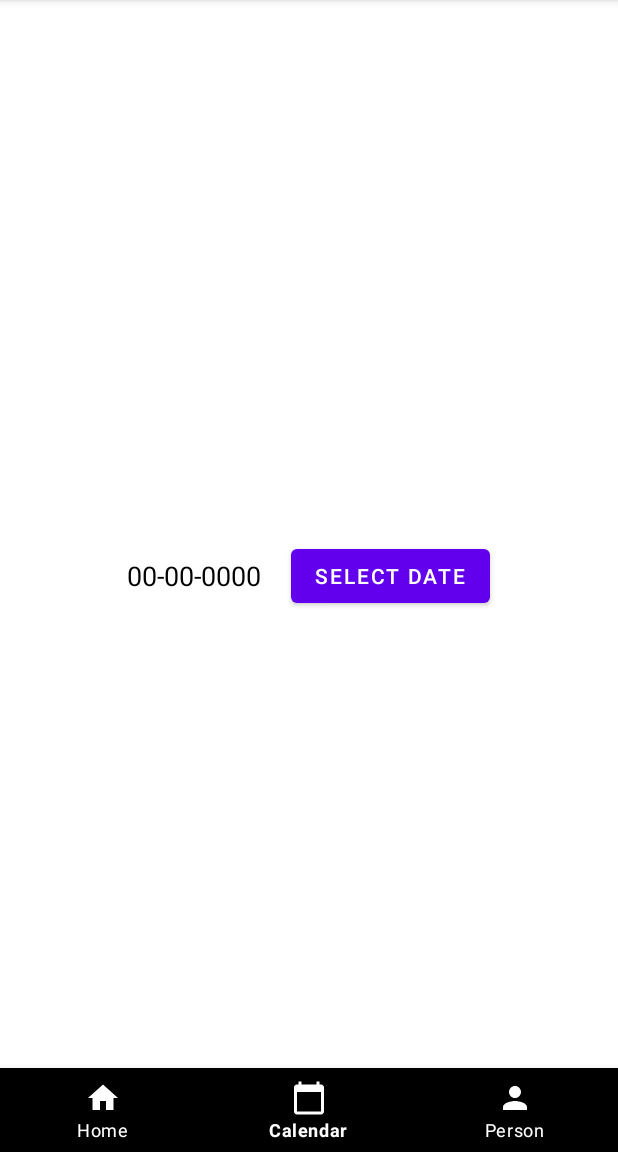
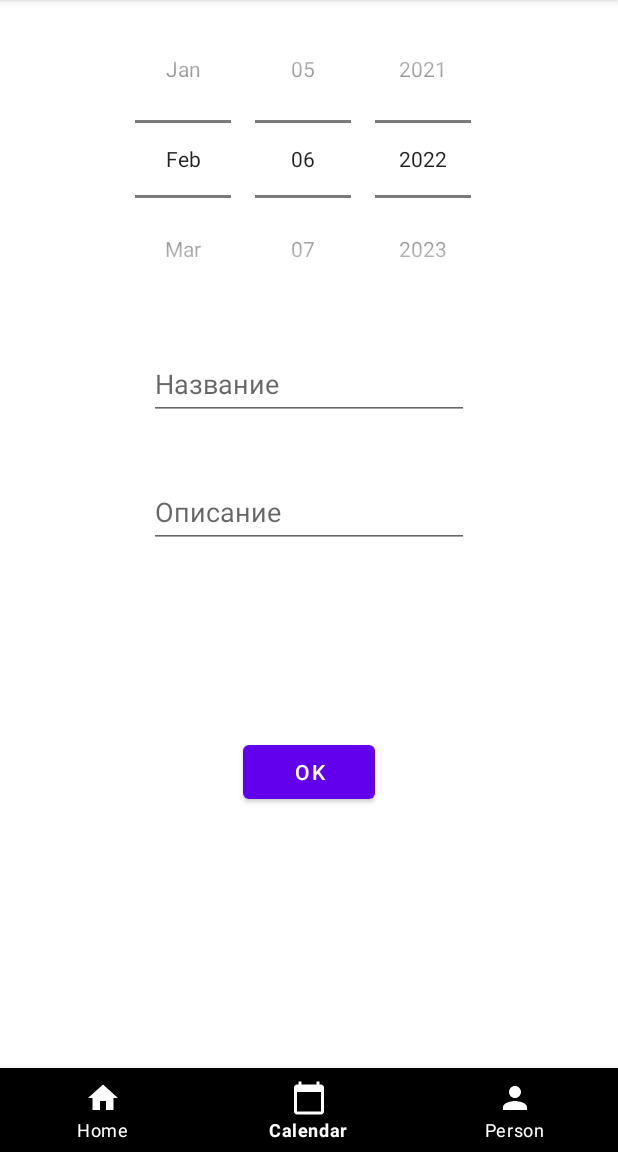
Before and after one commit to Morkva-morkoy/MVP, an Android app: the screen it shows after launch (MainActivity), item 2 of the bottom bar chosen, on a phone screen of 412 x 824 dp, the part 84-1236 px from its top. Run offline under Robolectric (Android 15) with nearby library versions, the phone set to English and light mode, and no system bars; Roboto replaces fonts that are not available here.

Commit message:
mostly mvp

```diff
--- a/app/build.gradle
+++ b/app/build.gradle
@@ -1,6 +1,9 @@
 plugins {
     id 'com.android.application'
     id 'kotlin-android'
+    id 'kotlin-android-extensions'
+
+
 }
 
 android {
--- a/app/src/main/java/com/example/myapplication/CalendarActivity.kt
+++ /dev/null
@@ -1,4 +0,0 @@
-package com.example.myapplication
-
-class CalendarActivity {
-}
--- a/app/src/main/java/com/example/myapplication/MainActivity.kt
+++ b/app/src/main/java/com/example/myapplication/MainActivity.kt
@@ -1,26 +1,36 @@
 package com.example.myapplication
+import android.graphics.Color
 import java.util.*
 import androidx.appcompat.app.AppCompatActivity
 import android.os.Bundle
+import android.util.TypedValue
+import android.view.ViewGroup
 import android.widget.Button
+import android.widget.*
+import android.widget.DatePicker
 import android.widget.TextView
+import android.widget.Toast
 import androidx.fragment.app.Fragment
 import com.example.myapplication.fragments.CalendarFragment
 import com.example.myapplication.fragments.HomeFragment
 import com.example.myapplication.fragments.PersonFragment
+import kotlinx.android.synthetic.main.fragment_calendar.*
 
 class MainActivity : AppCompatActivity() {
     private lateinit var a: com.google.android.material.bottomnavigation.BottomNavigationView
-    private lateinit var Date: TextView
-    private lateinit var btSelect: Button
-    lateinit var datePicker: DatePickerHelper
     override fun onCreate(savedInstanceState: Bundle?) {
         super.onCreate(savedInstanceState)
-        setContentView(R.layout.fragment_calendar)
-        btSelect = findViewById(R.id.btSelectDate)
-        Date = findViewById(R.id.tvDate)
-        datePicker = DatePickerHelper(this, true)
 
+//        val datePicker = findViewById<DatePicker>(R.id.date_Picker)
+//        val today = Calendar.getInstance()
+//        datePicker.init(today.get(Calendar.YEAR), today.get(Calendar.MONTH),
+//            today.get(Calendar.DAY_OF_MONTH)
+//
+//        ) { view, year, month, day ->
+//            val month = month + 1
+//            val msg = "You Selected: $day/$month/$year"
+//            Toast.makeText(this@MainActivity, msg, Toast.LENGTH_SHORT).show()
+//        }
         setContentView(R.layout.activity_main)
 
 
@@ -29,10 +39,10 @@ class MainActivity : AppCompatActivity() {
         val homeFragment = HomeFragment()
         val calendarFragment = CalendarFragment()
         val personFragment = PersonFragment()
-        btSelect.setOnClickListener {
-            var a = "ds"
-            var b = "dasdsa"
-        }
+//        btSelect.setOnClickListener {
+//            var a = "ds"
+//            var b = "dasdsa"
+//        }
         makeCurrentFragment(homeFragment)
         a.setOnNavigationItemSelectedListener {
             when (it.itemId){
@@ -45,20 +55,20 @@ class MainActivity : AppCompatActivity() {
         }
 
     }
-    private fun showDatePickerDialog() {
-        val cal = Calendar.getInstance()
-        val d = cal.get(Calendar.DAY_OF_MONTH)
-        val m = cal.get(Calendar.MONTH)
-        val y = cal.get(Calendar.YEAR)
-        datePicker.showDialog(d, m, y, object : DatePickerHelper.Callback {
-            override fun onDateSelected(dayofMonth: Int, month: Int, year: Int) {
-                val dayStr = if (dayofMonth < 10) "0${dayofMonth}" else "${dayofMonth}"
-                val mon = month + 1
-                val monthStr = if (mon < 10) "0${mon}" else "${mon}"
-                Date.text = "${dayStr}-${monthStr}-${year}"
-            }
-        })
-    }
+//    private fun showDatePickerDialog() {
+//        val cal = Calendar.getInstance()
+//        val d = cal.get(Calendar.DAY_OF_MONTH)
+//        val m = cal.get(Calendar.MONTH)
+//        val y = cal.get(Calendar.YEAR)
+//        datePicker.showDialog(d, m, y, object : DatePickerHelper.Callback {
+//            override fun onDateSelected(dayofMonth: Int, month: Int, year: Int) {
+//                val dayStr = if (dayofMonth < 10) "0${dayofMonth}" else "${dayofMonth}"
+//                val mon = month + 1
+//                val monthStr = if (mon < 10) "0${mon}" else "${mon}"
+//                Date.text = "${dayStr}-${monthStr}-${year}"
+//            }
+//        })
+//    }
 
     private fun makeCurrentFragment(fragment: Fragment) =
         supportFragmentManager.beginTransaction().apply {
--- a/app/src/main/java/com/example/myapplication/fragments/CalendarFragment.kt
+++ b/app/src/main/java/com/example/myapplication/fragments/CalendarFragment.kt
@@ -1,11 +1,33 @@
 package com.example.myapplication.fragments
 
+import android.annotation.SuppressLint
+import android.graphics.Color
 import android.os.Bundle
+import android.util.TypedValue
 import androidx.fragment.app.Fragment
 import android.view.LayoutInflater
 import android.view.View
 import android.view.ViewGroup
+import android.widget.*
 import com.example.myapplication.R
+import java.util.*
+import kotlinx.android.synthetic.main.fragment_calendar.*
+import java.time.Month
+import java.time.Year
+import android.util.Log
+
+import android.widget.EditText
+
+import android.widget.LinearLayout
+import android.widget.ArrayAdapter
+
+import android.widget.ListView
+
+
+
+
+
+
 
 // TODO: Rename parameter arguments, choose names that match
 // the fragment initialization parameters, e.g. ARG_ITEM_NUMBER
@@ -21,9 +43,12 @@ class CalendarFragment : Fragment() {
     // TODO: Rename and change types of parameters
     private var param1: String? = null
     private var param2: String? = null
+    private lateinit var name: EditText
 
     override fun onCreate(savedInstanceState: Bundle?) {
         super.onCreate(savedInstanceState)
+
+
         arguments?.let {
             param1 = it.getString(ARG_PARAM1)
             param2 = it.getString(ARG_PARAM2)
@@ -34,10 +59,42 @@ class CalendarFragment : Fragment() {
         inflater: LayoutInflater, container: ViewGroup?,
         savedInstanceState: Bundle?
     ): View? {
+
         // Inflate the layout for this fragment
-        return inflater.inflate(R.layout.fragment_calendar, container, false)
+        val datePicker = inflater!!.inflate(R.layout.fragment_calendar, container, false)
+        val home = inflater!!.inflate(R.layout.fragment_home, container, false)
+        return datePicker
+        return home
     }
 
+    @SuppressLint("CutPasteId")
+    override fun onViewCreated(view: View, savedInstanceState: Bundle?) {
+        super.onViewCreated(view, savedInstanceState)
+        var but = view.findViewById<Button>(R.id.button)
+        var name = view.findViewById<EditText>(R.id.editTextTextPersonName)
+        var description = view.findViewById<EditText>(R.id.editTextTextPersonName2)
+        val today = Calendar.getInstance()
+        val datePicker = view.findViewById<DatePicker>(R.id.date_Picker)
+        var Day = 0
+        var Month = 0
+        var Year = 0
+        datePicker.init(today.get(Calendar.YEAR), today.get(Calendar.MONTH),
+            today.get(Calendar.DAY_OF_MONTH)
+
+        ) { view, year, month, day ->
+            val month = month + 1
+            Month = month
+            Day = day
+            Year = year
+
+            val msg = "You Selected: $day/$month/$year"
+            Toast.makeText(activity, msg, Toast.LENGTH_LONG).show()        }
+
+// используем адаптер данных
+
+// используем адаптер данных
+
+    }
     companion object {
         /**
          * Use this factory method to create a new instance of
--- a/app/src/main/java/com/example/myapplication/fragments/HomeFragment.kt
+++ b/app/src/main/java/com/example/myapplication/fragments/HomeFragment.kt
@@ -1,10 +1,14 @@
 package com.example.myapplication.fragments
 
+import android.content.Intent
 import android.os.Bundle
 import androidx.fragment.app.Fragment
 import android.view.LayoutInflater
 import android.view.View
 import android.view.ViewGroup
+import android.widget.Button
+import android.widget.ImageButton
+import com.example.myapplication.MainActivity2
 import com.example.myapplication.R
 
 // TODO: Rename parameter arguments, choose names that match
@@ -38,6 +42,15 @@ class HomeFragment : Fragment() {
         return inflater.inflate(R.layout.fragment_home, container, false)
     }
 
+    override fun onViewCreated(view: View, savedInstanceState: Bundle?) {
+        super.onViewCreated(view, savedInstanceState)
+        var but = view.findViewById<ImageButton>(R.id.imageButton2)
+        but.setOnClickListener {
+            val intent = Intent (getActivity(), MainActivity2::class.java)
+            getActivity()?.startActivity(intent)
+        }
+    }
+
     companion object {
         /**
          * Use this factory method to create a new instance of
--- a/app/src/main/res/layout/fragment_calendar.xml
+++ b/app/src/main/res/layout/fragment_calendar.xml
@@ -1,21 +1,58 @@
 <?xml version="1.0" encoding="utf-8"?>
-<LinearLayout xmlns:android="http://schemas.android.com/apk/res/android"
-    android:orientation="horizontal"
+<androidx.constraintlayout.widget.ConstraintLayout xmlns:android="http://schemas.android.com/apk/res/android"
+    xmlns:app="http://schemas.android.com/apk/res-auto"
+    xmlns:tools="http://schemas.android.com/tools"
+    android:id="@+id/linear_layout"
     android:layout_width="match_parent"
     android:layout_height="match_parent"
-    android:padding="20dp"
-    android:gravity="center">
-    <TextView
-        android:id="@+id/tvDate"
+    android:gravity="center"
+    android:orientation="vertical">
+
+    <DatePicker
+        android:id="@+id/date_Picker"
+        android:layout_width="match_parent"
+        android:layout_height="match_parent"
+        android:calendarViewShown="false"
+        android:datePickerMode="spinner"
+        app:layout_constraintEnd_toEndOf="parent"
+        app:layout_constraintStart_toStartOf="parent"
+        app:layout_constraintTop_toTopOf="parent" />
+
+    <EditText
+        android:id="@+id/editTextTextPersonName"
         android:layout_width="wrap_content"
         android:layout_height="wrap_content"
-        android:layout_marginRight="20dp"
-        android:textSize="18sp"
-        android:textColor="#000"
-        android:text="00-00-0000" />
-    <Button
-        android:id="@+id/btSelectDate"
+        android:layout_marginTop="22dp"
+        android:ems="10"
+        android:hint="Название"
+        android:inputType="textPersonName"
+        android:minHeight="48dp"
+        app:layout_constraintBottom_toTopOf="@+id/button"
+        app:layout_constraintEnd_toEndOf="parent"
+        app:layout_constraintStart_toStartOf="parent"
+        app:layout_constraintTop_toTopOf="parent" />
+
+    <EditText
+        android:id="@+id/editTextTextPersonName2"
         android:layout_width="wrap_content"
         android:layout_height="wrap_content"
-        android:text="Select Date"/>
-</LinearLayout>
+        android:layout_marginTop="37dp"
+        android:ems="10"
+        android:hint="Описание"
+        android:inputType="textPersonName"
+        android:minHeight="48dp"
+        app:layout_constraintEnd_toEndOf="@+id/editTextTextPersonName"
+        app:layout_constraintStart_toStartOf="@+id/editTextTextPersonName"
+        app:layout_constraintTop_toBottomOf="@+id/editTextTextPersonName" />
+
+    <Button
+        android:id="@+id/button"
+        android:layout_width="wrap_content"
+        android:layout_height="wrap_content"
+        android:layout_marginBottom="19dp"
+        android:text="OK"
+        app:layout_constraintBottom_toBottomOf="parent"
+        app:layout_constraintEnd_toEndOf="parent"
+        app:layout_constraintStart_toStartOf="parent"
+        app:layout_constraintTop_toBottomOf="@+id/editTextTextPersonName" />
+</androidx.constraintlayout.widget.ConstraintLayout>
--- a/app/src/main/res/values/styles.xml
+++ b/app/src/main/res/values/styles.xml
@@ -1,4 +1,5 @@
 <?xml version="1.0" encoding="utf-8"?>
+
 <resources>
     <!-- Base application theme. -->
     <style name="AppTheme" parent="Theme.AppCompat.Light.DarkActionBar">
```
Also changed, not shown: app/src/main/AndroidManifest.xml (+7 -0 lines), app/src/main/res/layout/fragment_home.xml (+60 -37 lines), app/src/main/res/values/strings.xml (+15 -0 lines).
